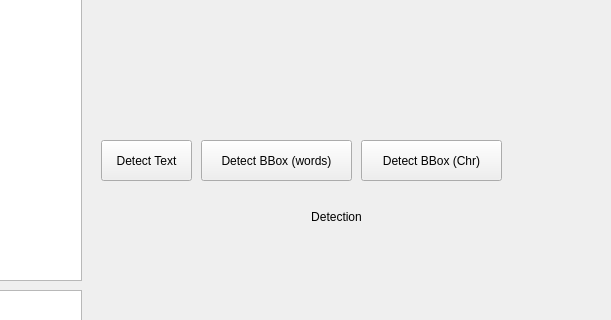
Above: textDetect.ui from Premapalan/text-detector before the change; both pictures show x 389 to 1000 and y 290 to 610 of the 1000 by 900 pixel window. Below: the same form after it.
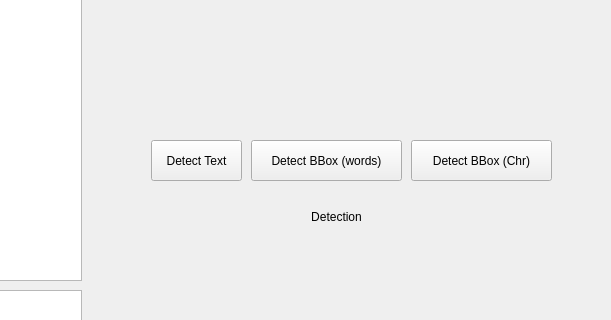
That is the form after the change.

Diff of the .ui file:
```diff
--- a/textDetect.ui
+++ b/textDetect.ui
@@ -33,7 +33,7 @@
    <widget class="QPushButton" name="pushButton_2">
     <property name="geometry">
      <rect>
-      <x>490</x>
+      <x>540</x>
       <y>430</y>
       <width>91</width>
       <height>41</height>
@@ -82,7 +82,7 @@
    <widget class="QPushButton" name="pushButton_3">
     <property name="geometry">
      <rect>
-      <x>590</x>
+      <x>640</x>
       <y>430</y>
       <width>151</width>
       <height>41</height>
@@ -121,7 +121,7 @@
    <widget class="QPushButton" name="pushButton_4">
     <property name="geometry">
      <rect>
-      <x>750</x>
+      <x>800</x>
       <y>430</y>
       <width>141</width>
       <height>41</height>
```
